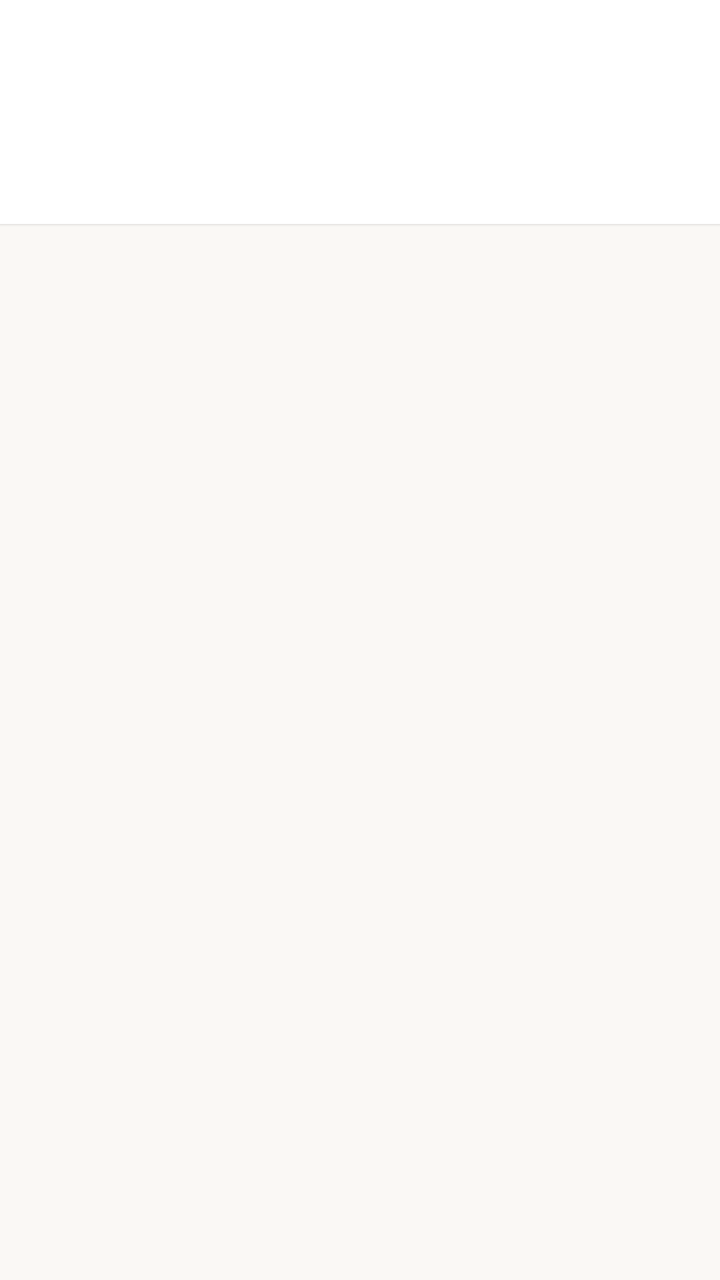
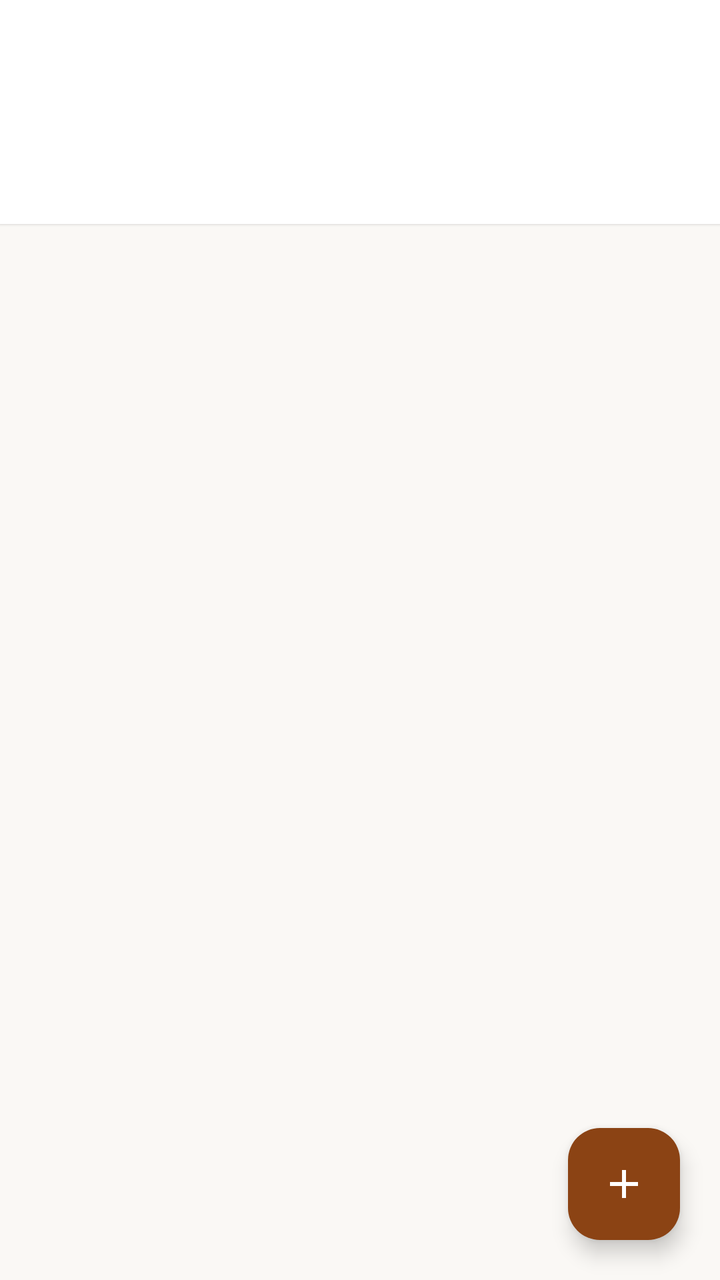

Screens rendered from an Android XML layout before and after an edit, with the pre-edit source and the edit as a unified diff.
<!-- AndroidManifest.xml: application theme Theme.Cacapie -->
<!-- res/layout/activity_order_history.xml -->
<?xml version="1.0" encoding="utf-8"?>
<LinearLayout xmlns:android="http://schemas.android.com/apk/res/android"
    xmlns:app="http://schemas.android.com/apk/res-auto"
    xmlns:tools="http://schemas.android.com/tools"
    android:id="@+id/main"
    android:layout_width="match_parent"
    android:layout_height="match_parent"
    android:background="#FAF8F5"
    android:orientation="vertical"
    tools:context=".pertemuan_10.OrderHistoryActivity">

    
    <androidx.appcompat.widget.Toolbar
        android:id="@+id/toolbar"
        android:layout_width="match_parent"
        android:layout_height="?attr/actionBarSize"
        android:background="#FFFFFF"
        android:elevation="2dp"
        app:navigationIconTint="#3B2314"
        app:titleTextColor="#3B2314" />

    
    <com.google.android.material.tabs.TabLayout
        android:id="@+id/tabLayoutOrders"
        android:layout_width="match_parent"
        android:layout_height="wrap_content"
        android:background="#FFFFFF"
        android:elevation="1dp"
        app:tabGravity="fill"
        app:tabIndicatorColor="#8B4314"
        app:tabIndicatorFullWidth="false"
        app:tabIndicatorHeight="3dp"
        app:tabMode="fixed"
        app:tabRippleColor="#208B4314"
        app:tabSelectedTextColor="#8B4314"
        app:tabTextColor="#887566" />

    
    <androidx.viewpager2.widget.ViewPager2
        android:id="@+id/viewPagerOrders"
        android:layout_width="match_parent"
        android:layout_height="match_parent" />

</LinearLayout>
<!-- resources referenced by this layout -->
<resources>
  <style name="Theme.Cacapie" parent="Base.Theme.Cacapie" />
  <style name="Base.Theme.Cacapie" parent="Theme.Material3.Light.NoActionBar">
          <item name="colorPrimary">@color/my_primary</item>
          <item name="android:fontFamily">@font/jakarta_sans</item>
          <item name="fontFamily">@font/jakarta_sans</item>
          <item name="android:windowBackground">@color/jambang_cream</item>
          <item name="android:textColorPrimary">@color/jambang_brown</item>
      </style>
  <color name="my_primary">#8B4314</color>
  <color name="jambang_cream">#FAF8F5</color>
  <color name="jambang_brown">#3B2314</color>
</resources>

<!-- the commit's change to res/layout/activity_order_history.xml (unified diff, before → after) -->
@@ -1,44 +1,62 @@
 <?xml version="1.0" encoding="utf-8"?>
-<LinearLayout xmlns:android="http://schemas.android.com/apk/res/android"
+<FrameLayout xmlns:android="http://schemas.android.com/apk/res/android"
     xmlns:app="http://schemas.android.com/apk/res-auto"
     xmlns:tools="http://schemas.android.com/tools"
     android:id="@+id/main"
     android:layout_width="match_parent"
     android:layout_height="match_parent"
     android:background="#FAF8F5"
-    android:orientation="vertical"
     tools:context=".pertemuan_10.OrderHistoryActivity">
 
-    
-    <androidx.appcompat.widget.Toolbar
-        android:id="@+id/toolbar"
+    <LinearLayout
         android:layout_width="match_parent"
-        android:layout_height="?attr/actionBarSize"
-        android:background="#FFFFFF"
-        android:elevation="2dp"
-        app:navigationIconTint="#3B2314"
-        app:titleTextColor="#3B2314" />
+        android:layout_height="match_parent"
+        android:orientation="vertical">
+
+        
+        <androidx.appcompat.widget.Toolbar
+            android:id="@+id/toolbar"
+            android:layout_width="match_parent"
+            android:layout_height="?attr/actionBarSize"
+            android:background="#FFFFFF"
+            android:elevation="2dp"
+            app:navigationIconTint="#3B2314"
+            app:titleTextColor="#3B2314" />
+
+        
+        <com.google.android.material.tabs.TabLayout
+            android:id="@+id/tabLayoutOrders"
+            android:layout_width="match_parent"
+            android:layout_height="wrap_content"
+            android:background="#FFFFFF"
+            android:elevation="1dp"
+            app:tabGravity="fill"
+            app:tabIndicatorColor="#8B4314"
+            app:tabIndicatorFullWidth="false"
+            app:tabIndicatorHeight="3dp"
+            app:tabMode="fixed"
+            app:tabRippleColor="#208B4314"
+            app:tabSelectedTextColor="#8B4314"
+            app:tabTextColor="#887566" />
+
+        
+        <androidx.viewpager2.widget.ViewPager2
+            android:id="@+id/viewPagerOrders"
+            android:layout_width="match_parent"
+            android:layout_height="match_parent" />
+
+    </LinearLayout>
 
     
-    <com.google.android.material.tabs.TabLayout
-        android:id="@+id/tabLayoutOrders"
-        android:layout_width="match_parent"
+    <com.google.android.material.floatingactionbutton.FloatingActionButton
+        android:id="@+id/fabAddOrder"
+        android:layout_width="wrap_content"
         android:layout_height="wrap_content"
-        android:background="#FFFFFF"
-        android:elevation="1dp"
-        app:tabGravity="fill"
-        app:tabIndicatorColor="#8B4314"
-        app:tabIndicatorFullWidth="false"
-        app:tabIndicatorHeight="3dp"
-        app:tabMode="fixed"
-        app:tabRippleColor="#208B4314"
-        app:tabSelectedTextColor="#8B4314"
-        app:tabTextColor="#887566" />
+        android:layout_gravity="bottom|end"
+        android:layout_margin="20dp"
+        android:contentDescription="Tambah Pesanan Baru"
+        android:src="@drawable/ic_add"
+        app:backgroundTint="#8B4314"
+        app:tint="#FFFFFF" />
 
-    
-    <androidx.viewpager2.widget.ViewPager2
-        android:id="@+id/viewPagerOrders"
-        android:layout_width="match_parent"
-        android:layout_height="match_parent" />
-
-</LinearLayout>
+</FrameLayout>
<!-- resource entries referenced after the edit -->
@@ -1,5 +1,15 @@
 <!-- resources referenced by this layout -->
 <resources>
+  <!-- drawable ic_add (drawable) -->
+  <vector xmlns:android="http://schemas.android.com/apk/res/android"
+      android:width="24dp"
+      android:height="24dp"
+      android:viewportWidth="24"
+      android:viewportHeight="24">
+      <path
+          android:fillColor="#FFFFFF"
+          android:pathData="M19,13h-6v6h-2v-6H5v-2h6V5h2v6h6v2z" />
+  </vector>
   <style name="Theme.Cacapie" parent="Base.Theme.Cacapie" />
   <style name="Base.Theme.Cacapie" parent="Theme.Material3.Light.NoActionBar">
           <item name="colorPrimary">@color/my_primary</item>
